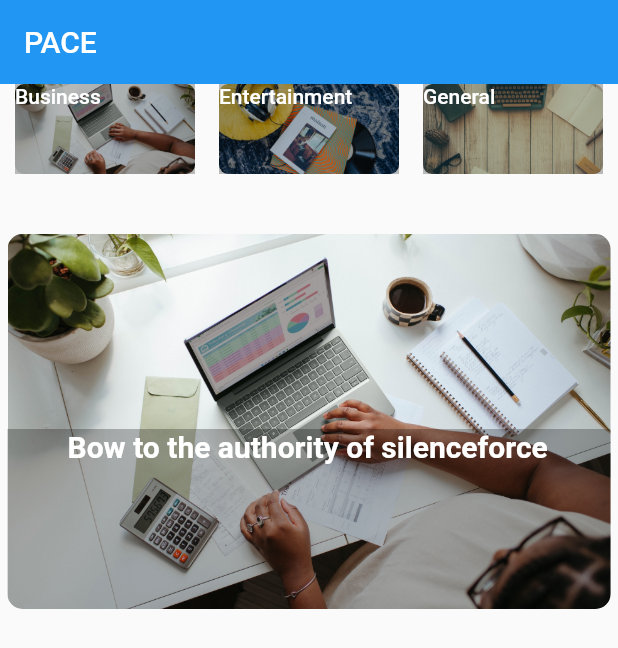
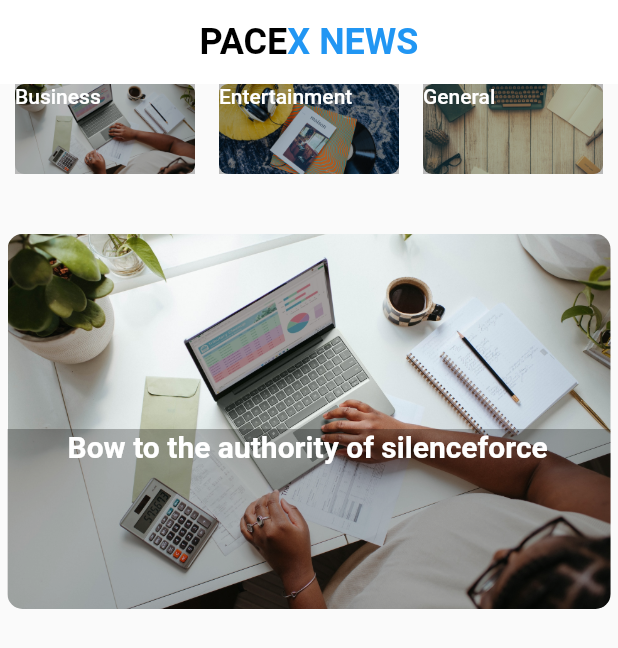
Before and after one commit to shakeelahammedabdulla/PACE-X, a Flutter app: the screen it shows after launch, on a phone screen of 412 x 824 dp. Shown: the top 648 px of the screen. Run offline on Flutter 3.47's test engine with Material 2 defaults, Android fonts, the phone set to English and light mode, and no system bars; drawn by our look-alikes of carousel_slider.

Commit message:
appbar updated

```diff
--- a/lib/main.dart
+++ b/lib/main.dart
@@ -11,6 +11,7 @@ class App extends StatelessWidget {
   @override
   Widget build(BuildContext context) {
     return MaterialApp(
+      debugShowCheckedModeBanner: false,
       theme: ThemeData(
         primarySwatch: Colors.blue,
       ),
--- a/lib/model/slider_model.dart
+++ b/lib/model/slider_model.dart
@@ -1,5 +1,4 @@
 class sliderModel {
-
   String? image;
   String? name;
 }
--- a/lib/pages/home.dart
+++ b/lib/pages/home.dart
@@ -27,20 +27,35 @@ class _HomeState extends State<Home> {
   Widget build(BuildContext context) {
     return Scaffold(
       appBar: AppBar(
-        title: const Row(
-          children: [
-            Text('PACE'),
-            Text(
-              "X",
-              style: TextStyle(color: Colors.blue, fontWeight: FontWeight.bold),
+        backgroundColor: Colors.white,
+        elevation: 0.0,
+        title: Container(
+          alignment: Alignment.center,
+          child: RichText(
+            text: const TextSpan(
+              style: TextStyle(
+                color: Colors.black, // Set the default text color to black
+                fontWeight: FontWeight.bold,
+                fontSize: 24, // Adjust the font size as needed
+              ),
+              children: <TextSpan>[
+                TextSpan(
+                  text: 'PACE',
+                  style: TextStyle(color: Colors.black),
+                ),
+                TextSpan(
+                  text: 'X NEWS',
+                  style: TextStyle(color: Colors.blue),
                 ),
               ],
             ),
-        centerTitle: true,
-        elevation: 0.0,
           ),
+        ),
+      ),
+
       body: Container(
-        child: Column(children: [
+        child: Column(
+          children: [
             Container(
                 margin: const EdgeInsets.only(left: 10.0),
                 height: 70,
@@ -55,7 +70,9 @@ class _HomeState extends State<Home> {
                     );
                   },
                 )),
-       SizedBox(height: 30.0,),
+            SizedBox(
+              height: 30.0,
+            ),
             CarouselSlider.builder(
               itemCount: sliders.length,
               itemBuilder: (context, index, realIndex) {
@@ -68,7 +85,8 @@ class _HomeState extends State<Home> {
                   viewportFraction: 1,
                   autoPlay: true,
                   enlargeCenterPage: true,
-                enlargeStrategy: CenterPageEnlargeStrategy.height),),
+                  enlargeStrategy: CenterPageEnlargeStrategy.height),
+            ),
           ],
         ),
       ),
@@ -76,7 +94,7 @@ class _HomeState extends State<Home> {
   }
 
   Widget buildImage(String image, int index, String name) => Container(
-    margin:const EdgeInsets.symmetric(horizontal: 5.0),
+        margin: const EdgeInsets.symmetric(horizontal: 5.0),
         child: Stack(
           children: [
             ClipRRect(
@@ -91,15 +109,27 @@ class _HomeState extends State<Home> {
             Container(
               height: 250,
               padding: const EdgeInsets.only(left: 40.0),
-        margin: const EdgeInsets.only(top:130.0),
+              margin: const EdgeInsets.only(top: 130.0),
               width: MediaQuery.of(context).size.width,
-        decoration: const BoxDecoration(color: Colors.black26, borderRadius: BorderRadius.only(bottomLeft: Radius.circular(10),bottomRight: Radius.circular(10),),),
-        child: Text(name, style: const TextStyle(color: Colors.white, fontSize: 20.0,fontWeight: FontWeight.bold),),
+              decoration: const BoxDecoration(
+                color: Colors.black26,
+                borderRadius: BorderRadius.only(
+                  bottomLeft: Radius.circular(10),
+                  bottomRight: Radius.circular(10),
+                ),
+              ),
+              child: Text(
+                name,
+                style: const TextStyle(
+                    color: Colors.white,
+                    fontSize: 20.0,
+                    fontWeight: FontWeight.bold),
+              ),
             )
-   ], ),);
+          ],
+        ),
+      );
 }
-
-
 
 class CategoryTile extends StatelessWidget {
   final image, categoryName;
```
Lines whose indentation alone changed are shown as unchanged.
